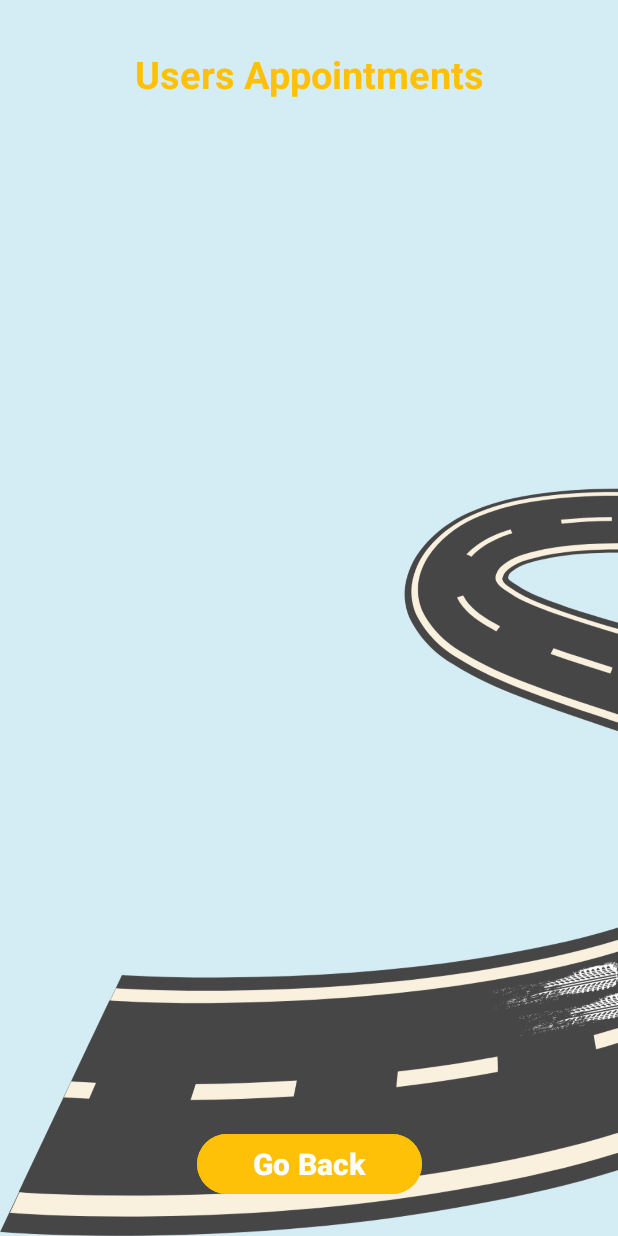
After one commit to nkululekosibeko/Durban-First-Final-App, an Android app: the AdminViewAppointmentsActivity screen opened directly, with no data from a screen before it, on a phone screen of 412 x 824 dp. The commit adds this screen. Run offline under Robolectric (Android 15) with nearby library versions, the phone set to English and light mode, and no system bars; our stand-ins replace Firebase (no records; nobody signed in at launch, a user with empty details on screens opened directly).

Commit message:
The app is finaly done, a couple of there n there touches now

```diff
--- /dev/null
+++ b/app/src/main/java/com/example/durbanfirst/AdminViewAppointmentsActivity.java
@@ -0,0 +1,63 @@
+package com.example.durbanfirst;
+
+import android.os.Bundle;
+import android.widget.Toast;
+import androidx.annotation.NonNull;
+import androidx.appcompat.app.AppCompatActivity;
+import androidx.recyclerview.widget.LinearLayoutManager;
+import androidx.recyclerview.widget.RecyclerView;
+import com.google.firebase.database.DataSnapshot;
+import com.google.firebase.database.DatabaseError;
+import com.google.firebase.database.DatabaseReference;
+import com.google.firebase.database.FirebaseDatabase;
+import com.google.firebase.database.ValueEventListener;
+import java.util.ArrayList;
+import java.util.List;
+
+public class AdminViewAppointmentsActivity extends AppCompatActivity {
+
+    private RecyclerView recyclerView;
+    private AppointmentAdapter adapter;
+    private List<Appointment> appointmentList;
+    private DatabaseReference appointmentsRef;
+
+    @Override
+    protected void onCreate(Bundle savedInstanceState) {
+        super.onCreate(savedInstanceState);
+        setContentView(R.layout.activity_admin_view_appointments);
+
+        // Initialize RecyclerView
+        recyclerView = findViewById(R.id.recyclerViewAppointments);
+        recyclerView.setLayoutManager(new LinearLayoutManager(this));
+
+        // Initialize list and adapter
+        appointmentList = new ArrayList<>();
+        adapter = new AppointmentAdapter(appointmentList);
+        recyclerView.setAdapter(adapter);
+
+        // Initialize Firebase Database reference
+        appointmentsRef = FirebaseDatabase.getInstance().getReference("appointments");
+
+        // Load appointments
+        loadAppointments();
+    }
+
+    private void loadAppointments() {
+        appointmentsRef.addValueEventListener(new ValueEventListener() {
+            @Override
+            public void onDataChange(@NonNull DataSnapshot dataSnapshot) {
+                appointmentList.clear();
+                for (DataSnapshot snapshot : dataSnapshot.getChildren()) {
+                    Appointment appointment = snapshot.getValue(Appointment.class);
+                    appointmentList.add(appointment);
+                }
+                adapter.notifyDataSetChanged();
+            }
+
+            @Override
+            public void onCancelled(@NonNull DatabaseError databaseError) {
+                Toast.makeText(AdminViewAppointmentsActivity.this, "Failed to load appointments.", Toast.LENGTH_SHORT).show();
+            }
+        });
+    }
+}
--- /dev/null
+++ b/app/src/main/res/layout/activity_admin_view_appointments.xml
@@ -0,0 +1,58 @@
+<?xml version="1.0" encoding="utf-8"?>
+<androidx.constraintlayout.widget.ConstraintLayout
+    xmlns:android="http://schemas.android.com/apk/res/android"
+    xmlns:tools="http://schemas.android.com/tools"
+    xmlns:app="http://schemas.android.com/apk/res-auto"
+    android:id="@+id/admin_view_appointments_view"
+    android:layout_width="match_parent"
+    android:layout_height="match_parent"
+    android:background="@drawable/pagebkg_main"
+    tools:context=".AdminViewAppointmentsActivity"
+    android:padding="16dp">
+
+    <TextView
+        android:id="@+id/admin_viewBookingsTitle"
+        android:layout_width="wrap_content"
+        android:layout_height="wrap_content"
+        android:text="Users Appointments"
+        android:textSize="25sp"
+        android:textStyle="bold"
+        android:textColor="@color/lavender"
+        android:layout_margin="16dp"
+        android:layout_marginTop="24dp"
+        app:layout_constraintTop_toTopOf="parent"
+        app:layout_constraintStart_toStartOf="parent"
+        app:layout_constraintEnd_toEndOf="parent"
+        android:gravity="center"
+        android:layout_marginBottom="16dp"/>
+
+    <androidx.recyclerview.widget.RecyclerView
+        android:id="@+id/recyclerViewAppointments"
+        android:layout_width="350dp"
+        android:layout_height="500dp"
+        android:scrollbars="vertical"
+        android:layout_marginTop="16dp"
+        app:layout_constraintTop_toBottomOf="@id/admin_viewBookingsTitle"
+        app:layout_constraintStart_toStartOf="parent"
+        app:layout_constraintEnd_toEndOf="parent"
+        app:layout_constraintBottom_toBottomOf="parent"
+        app:layout_constraintBottom_toTopOf="@id/back_to_dash_admin"
+        android:clipToPadding="false"
+        android:padding="8dp"/>
+
+    <Button
+        android:id="@+id/back_to_dash_admin"
+        android:layout_width="150dp"
+        android:layout_height="wrap_content"
+        android:text="Go Back"
+        android:textSize="20dp"
+        android:textStyle="bold"
+        android:textColor="@color/white"
+        android:backgroundTint="@color/lavender"
+        android:layout_marginTop="16dp"
+        android:layout_marginBottom="8dp"
+        app:layout_constraintStart_toStartOf="parent"
+        app:layout_constraintEnd_toEndOf="parent"
+        app:layout_constraintBottom_toBottomOf="parent"/>
+
+</androidx.constraintlayout.widget.ConstraintLayout>
```
Also changed, not shown: app/build.gradle.kts (+5 -2 lines), app/src/main/AndroidManifest.xml (+7 -1 lines), app/src/main/java/com/example/durbanfirst/AdminActivity.java (+27 -16 lines), app/src/main/java/com/example/durbanfirst/AdminViewUserActivity.java (added, +63 -0 lines), app/src/main/java/com/example/durbanfirst/UserAdapter.java (added, +47 -0 lines), app/src/main/java/com/example/durbanfirst/UserProfileInfo.java (added, +32 -0 lines), app/src/main/res/layout/activity_admin_view_user.xml (added, +34 -0 lines), app/src/main/res/layout/item_user.xml (added, +37 -0 lines).
